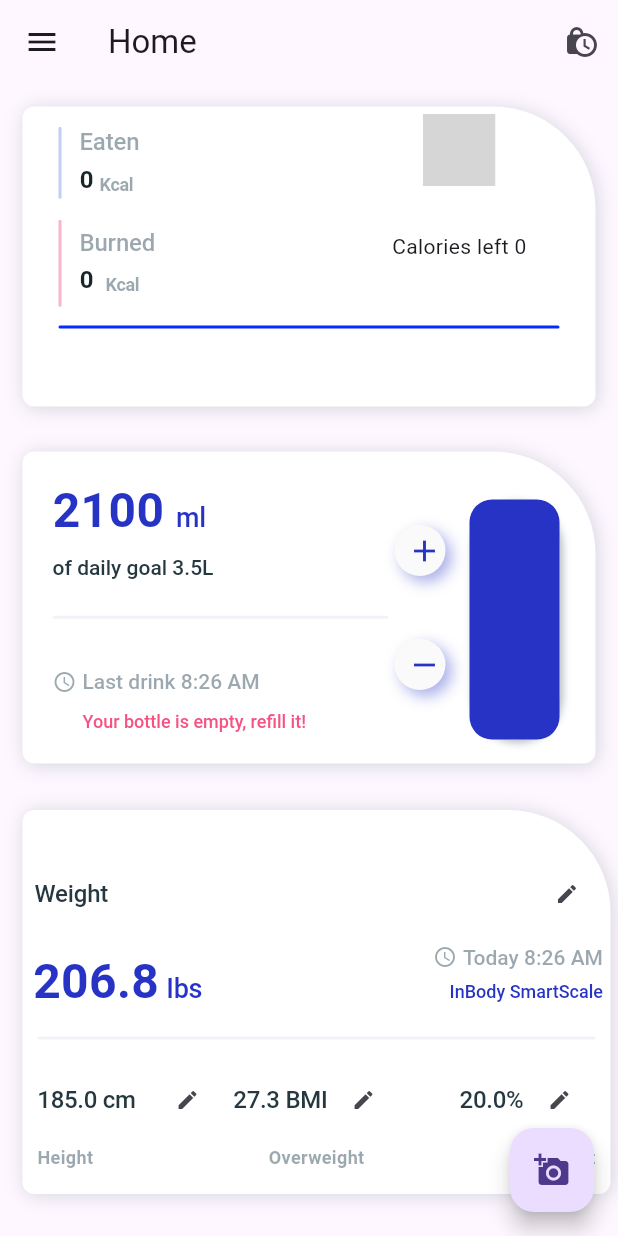
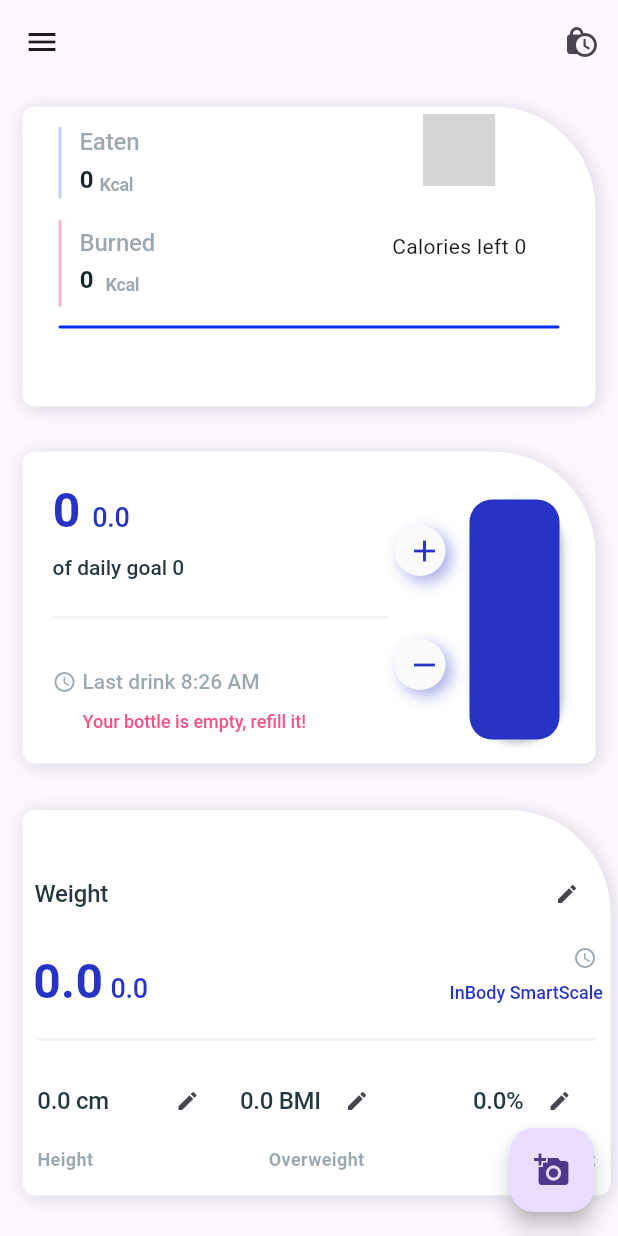
Before and after one commit to VishalVinayRam/Fitness-monitoring-system, a Flutter app: the screen it shows after launch, on a phone screen of 412 x 824 dp. Run offline on Flutter 3.47's test engine with Material 3 defaults, Android fonts, the phone set to English and light mode, and no system bars; our stand-ins replace flutter_local_notifications, image_picker, pedometer, shared_preferences, timezone, video_player; missing offline and left inert: gauge_indicator; statements that could not run were skipped; grey boxes are pictures that could not be loaded.

Commit message:
Make all the things dynamic and working iupdating it around the tree .

```diff
--- a/lib/login_screen.dart
+++ b/lib/login_screen.dart
@@ -91,7 +91,6 @@ GlobalData global = GlobalData();
         actions: [
           IconButton(onPressed:(){ Navigator.push(context,MaterialPageRoute(builder: (context)=>ReminderScreen()));}, icon: Icon(Icons.lock_clock))
         ],
-        title: Text('Home'),
       ),
       drawer: Drawer(
         child: ListView(
@@ -108,7 +107,7 @@ GlobalData global = GlobalData();
             ),
              ListTile(
               leading: Icon(Icons.home),
-              title: Text('Home'),
+              title: Text('Gallery'),
               onTap: () {
                 Navigator.pop(context);
                 Navigator.push(
--- a/lib/models/Userdate.dart
+++ b/lib/models/Userdate.dart
@@ -1,15 +1,19 @@
 import 'package:shared_preferences/shared_preferences.dart';
 
 class GlobalData {
-   String _name = "";
-   double _height = 0.0; // in cm
-   double _weight  = 0.0; // in kg
-   int _calorieGoal=  0; // calories per day
-   int _waterGoal = 0; // ml per day
+  String _name = "";
+  double _height = 0.0; // in cm
+  double _weight = 0.0; // in kg
+  int _calorieGoal = 0; // calories per day
+  int _waterGoal = 0; // ml per day
   String? _photoUrl = ""; // optional photo URL
-  int _number= 0;
-  String _password= '';
+  int _number = 0;
+  String _password = '';
   int _age = 18;
+  double _totalCaloriesConsumed = 0.0;
+  double _bmi = 0.0;
+  double _fat = 0.0;
+  String _lastDate = "";
 
   // Singleton pattern for global state management
   static final GlobalData _singleton = GlobalData._internal();
@@ -28,36 +32,50 @@ class GlobalData {
   int get waterGoal => _waterGoal;
   String? get photoUrl => _photoUrl;
   int get number => _number;
-  String get password => password;
-    int get age => _age;
-
+  String get password => _password;
+  int get age => _age;
+  double get totalCaloriesConsumed => _totalCaloriesConsumed;
+  double  get bmi => _bmi;
+  double get fat => _fat;
+  String get lastDate => _lastDate;
 
   // Setters
   set name(String value) {
     _name = value;
     saveToPrefs('name', value);
   }
-
+   set lastDate(String value) {
+    _lastDate = value;
+    saveToPrefs('lastDate', value);
+  }
   set height(double value) {
     _height = value;
     saveToPrefs('height', value.toString());
   }
-  set number(int value)
-  {
+
+ set bmi(double value) {
+    _bmi = value;
+    saveToPrefs('bmi', value.toString());
+  }
+   set fat(double value) {
+    _fat = value;
+    saveToPrefs('fat', value.toString());
+  }
+  set number(int value) {
     _number = value;
-    saveToPrefs('number', number.toString());
+    saveToPrefs('number', value.toString());
   }
 
-  set age(int value)
-  {
-    _number = value;
-    saveToPrefs('age',value.toString());
+  set age(int value) {
+    _age = value;
+    saveToPrefs('age', value.toString());
   }
-  set password(String value)
-  {
-    password = value;
+
+  set password(String value) {
+    _password = value;
     saveToPrefs('password', value);
   }
+
   set weight(double value) {
     _weight = value;
     saveToPrefs('weight', value.toString());
@@ -78,6 +96,11 @@ class GlobalData {
     saveToPrefs('photoUrl', value ?? '');
   }
 
+  set totalCaloriesConsumed(double value) {
+    _totalCaloriesConsumed = value;
+    saveToPrefs('totalCaloriesConsumed', value.toString());
+  }
+
   // Method to initialize global data from shared preferences
   Future<void> init() async {
     final prefs = await SharedPreferences.getInstance();
@@ -87,10 +110,22 @@ class GlobalData {
     _calorieGoal = prefs.getInt('calorieGoal') ?? 0;
     _waterGoal = prefs.getInt('waterGoal') ?? 0;
     _photoUrl = prefs.getString('photoUrl');
-    _number = prefs.getInt('number')??0;
-    _password = prefs.getString('password')??'';
-        _age = prefs.getInt('age')??0;
+    _number = prefs.getInt('number') ?? 0;
+    _password = prefs.getString('password') ?? '';
+    _age = prefs.getInt('age') ?? 0;
+    _bmi = prefs.getDouble('bmi')??0;
+        _fat = prefs.getDouble('fat')??0;
+        _lastDate = prefs.getString('lastDate')??"";
 
+    _totalCaloriesConsumed = prefs.getDouble('totalCaloriesConsumed') ?? 0.0;
+
+    String? lastResetDate = prefs.getString('lastResetDate');
+    String currentDate = DateTime.now().toIso8601String().split('T')[0];
+
+    if (lastResetDate == null || lastResetDate != currentDate) {
+      _totalCaloriesConsumed = 0.0;
+      await prefs.setString('lastResetDate', currentDate);
+    }
   }
 
   // Private method to save a single value to shared preferences
--- a/lib/models/water.dart
+++ b/lib/models/water.dart
@@ -1,7 +1,10 @@
 import 'package:flutter/foundation.dart';
+import 'package:shared_preferences/shared_preferences.dart';
+import 'package:management/models/Userdate.dart';
 
 class WaterViewModel extends ChangeNotifier {
-  double _totalCaloriesConsumed = 2100;
+  GlobalData data = GlobalData();
+  double _totalWaterConsumed = 0.0;
   String _cardTitle = "Card's Title 1";
   String _subtitle = "Sub title";
   String _lastDrinkTime = "8:26 AM";
@@ -9,7 +12,7 @@ class WaterViewModel extends ChangeNotifier {
   String _units = "ml";
   String _dailyGoal = "3.5L";
 
-  double get totalCaloriesConsumed => _totalCaloriesConsumed;
+  double get totalWaterConsumed => _totalWaterConsumed;
   String get cardTitle => _cardTitle;
   String get subtitle => _subtitle;
   String get lastDrinkTime => _lastDrinkTime;
@@ -17,8 +20,33 @@ class WaterViewModel extends ChangeNotifier {
   String get units => _units;
   String get dailyGoal => _dailyGoal;
 
-  void updateCalories(double value) {
-    _totalCaloriesConsumed += value;
+  WaterViewModel() {
+    _initializeData();
+  }
+
+  Future<void> _initializeData() async {
+    final prefs = await SharedPreferences.getInstance();
+    String? lastResetDate = prefs.getString('lastResetDate');
+    String currentDate = DateTime.now().toIso8601String().split('T')[0];
+
+    if (lastResetDate == null || lastResetDate != currentDate) {
+      _totalWaterConsumed = 0.0;
+      await prefs.setString('lastResetDate', currentDate);
+    } else {
+      _totalWaterConsumed = prefs.getDouble('totalWaterConsumed') ?? 0.0;
+    }
+
+    notifyListeners();
+  }
+
+  void _saveTotalWaterConsumed() async {
+    final prefs = await SharedPreferences.getInstance();
+    await prefs.setDouble('totalWaterConsumed', _totalWaterConsumed);
+  }
+
+  void updateWater(double value) {
+    _totalWaterConsumed += value;
+    _saveTotalWaterConsumed();
     notifyListeners();
   }
 
--- a/lib/widgets/Body_measurement.dart
+++ b/lib/widgets/Body_measurement.dart
@@ -1,4 +1,5 @@
 import 'package:flutter/material.dart';
+import 'package:management/models/Userdate.dart';
 import 'package:management/themes/Fitness.dart';
 
 class BodyMeasurementView extends StatefulWidget {
@@ -9,6 +10,7 @@ class BodyMeasurementView extends StatefulWidget {
 }
 
 class _BodyMeasurementViewState extends State<BodyMeasurementView> {
+  GlobalData data = GlobalData();
   double weight = 206.8;
   String weightUnit = 'Ibs';
   String lastUpdate = 'Today 8:26 AM';
@@ -17,6 +19,7 @@ class _BodyMeasurementViewState extends State<BodyMeasurementView> {
   double bmi = 27.3;
   String bmiStatus = 'Overweight';
   double bodyFat = 20.0;
+  String _lastSave = '${DateTime.now().day}/${DateTime.now().month}';
 
   void _openEditModal(String title, String value, Function(String) onSave) {
     TextEditingController controller = TextEditingController(text: value);
@@ -117,7 +120,7 @@ class _BodyMeasurementViewState extends State<BodyMeasurementView> {
                           Padding(
                             padding: const EdgeInsets.only(left: 2, bottom: 3),
                             child: Text(
-                              weight.toStringAsFixed(1),
+                              data.weight.toString(),
                               textAlign: TextAlign.center,
                               style: TextStyle(
                                 fontFamily: FitnessAppTheme.fontName,
@@ -130,7 +133,7 @@ class _BodyMeasurementViewState extends State<BodyMeasurementView> {
                           Padding(
                             padding: const EdgeInsets.only(left: 5, bottom: 8),
                             child: Text(
-                              weightUnit,
+                              data.totalCaloriesConsumed.toString(),
                               textAlign: TextAlign.center,
                               style: TextStyle(
                                 fontFamily: FitnessAppTheme.fontName,
@@ -158,7 +161,7 @@ class _BodyMeasurementViewState extends State<BodyMeasurementView> {
                               Padding(
                                 padding: const EdgeInsets.only(left: 4.0),
                                 child: Text(
-                                  lastUpdate,
+                                  data.lastDate,
                                   textAlign: TextAlign.center,
                                   style: TextStyle(
                                     fontFamily: FitnessAppTheme.fontName,
@@ -215,7 +218,7 @@ class _BodyMeasurementViewState extends State<BodyMeasurementView> {
                           mainAxisAlignment: MainAxisAlignment.spaceBetween,
                           children: [
                             Text(
-                              height.toStringAsFixed(1) + ' cm',
+                              data.height.toStringAsFixed(1) + ' cm',
                               textAlign: TextAlign.center,
                               style: TextStyle(
                                 fontFamily: FitnessAppTheme.fontName,
@@ -231,6 +234,7 @@ class _BodyMeasurementViewState extends State<BodyMeasurementView> {
                                 _openEditModal('Height', height.toString(), (value) {
                                   setState(() {
                                     height = double.parse(value);
+                                    data.saveToPrefs('height', value);
                                   });
                                 });
                               },
@@ -266,7 +270,7 @@ class _BodyMeasurementViewState extends State<BodyMeasurementView> {
                               mainAxisAlignment: MainAxisAlignment.spaceBetween,
                               children: [
                                 Text(
-                                  bmi.toStringAsFixed(1) + ' BMI',
+                                  data.bmi.toStringAsFixed(1) + ' BMI',
                                   textAlign: TextAlign.center,
                                   style: TextStyle(
                                     fontFamily: FitnessAppTheme.fontName,
@@ -281,7 +285,7 @@ class _BodyMeasurementViewState extends State<BodyMeasurementView> {
                                   onPressed: () {
                                     _openEditModal('BMI', bmi.toString(), (value) {
                                       setState(() {
-                                        bmi = double.parse(value);
+                                        data.saveToPrefs('bmi', value);
                                       });
                                     });
                                   },
@@ -319,7 +323,7 @@ class _BodyMeasurementViewState extends State<BodyMeasurementView> {
                               mainAxisAlignment: MainAxisAlignment.spaceBetween,
                               children: [
                                 Text(
-                                  bodyFat.toStringAsFixed(1) + '%',
+                                  data.fat.toStringAsFixed(1) + '%',
                                   style: TextStyle(
                                     fontFamily: FitnessAppTheme.fontName,
                                     fontWeight: FontWeight.w500,
@@ -333,7 +337,7 @@ class _BodyMeasurementViewState extends State<BodyMeasurementView> {
                                   onPressed: () {
                                     _openEditModal('Body Fat', bodyFat.toString(), (value) {
                                       setState(() {
-                                        bodyFat = double.parse(value);
+                                        data.saveToPrefs('fat', value);
                                       });
                                     });
                                   },
--- a/lib/widgets/Water.dart
+++ b/lib/widgets/Water.dart
@@ -1,4 +1,5 @@
 import 'package:flutter/material.dart';
+import 'package:management/models/Userdate.dart';
 import 'package:management/widgets/Hero_section.dart';
 import 'package:provider/provider.dart';
 import 'package:management/themes/Fitness.dart';
@@ -6,7 +7,7 @@ import '../models/water.dart';
 
 class WaterView extends StatelessWidget {
   WaterView({Key? key}) : super(key: key);
-
+  GlobalData data = GlobalData();
   late DateTime nows;
 
   @override
@@ -50,9 +51,9 @@ class WaterView extends StatelessWidget {
                                 Padding(
                                   padding: EdgeInsets.only(left: 4, bottom: 3),
                                   child: Text(
-                                    model.totalCaloriesConsumed.toStringAsFixed(0),
+                                    model.totalWaterConsumed.toStringAsFixed(0),
                                     textAlign: TextAlign.center,
-                                    style: TextStyle(
+                                    style:const TextStyle(
                                       fontFamily: FitnessAppTheme.fontName,
                                       fontWeight: FontWeight.w600,
                                       fontSize: 32,
@@ -63,9 +64,9 @@ class WaterView extends StatelessWidget {
                                 Padding(
                                   padding: EdgeInsets.only(left: 8, bottom: 8),
                                   child: Text(
-                                    model.units,
+                                    model.totalWaterConsumed.toString(),
                                     textAlign: TextAlign.center,
-                                    style: TextStyle(
+                                    style:const TextStyle(
                                       fontFamily: FitnessAppTheme.fontName,
                                       fontWeight: FontWeight.w500,
                                       fontSize: 18,
@@ -79,9 +80,9 @@ class WaterView extends StatelessWidget {
                             Padding(
                               padding: EdgeInsets.only(left: 4, top: 2, bottom: 14),
                               child: Text(
-                                'of daily goal ${model.dailyGoal}',
+                                'of daily goal ${data.waterGoal}',
                                 textAlign: TextAlign.center,
-                                style: TextStyle(
+                                style:const  TextStyle(
                                   fontFamily: FitnessAppTheme.fontName,
                                   fontWeight: FontWeight.w500,
                                   fontSize: 14,
@@ -96,7 +97,7 @@ class WaterView extends StatelessWidget {
                           padding: EdgeInsets.only(left: 4, right: 4, top: 8, bottom: 16),
                           child: Container(
                             height: 2,
-                            decoration: BoxDecoration(
+                            decoration:const BoxDecoration(
                               color: FitnessAppTheme.background,
                               borderRadius: BorderRadius.all(Radius.circular(4.0)),
                             ),
@@ -196,7 +197,7 @@ class WaterView extends StatelessWidget {
                                 size: 24,
                               ),
                               onPressed: () {
-                                model.updateCalories(100);
+                                model.updateWater(100);
                                 model.updateLastDrinkTime('${(DateTime.now().hour.toInt())%12}:${DateTime.now().minute}   ${DateTime.now().day}/${DateTime.now().month}/${DateTime.now().year}');
                               },
                             ),
@@ -223,7 +224,7 @@ class WaterView extends StatelessWidget {
                                 size: 24,
                               ),
                               onPressed: () {
-                                model.updateCalories(-100);
+                                model.updateWater(-100);
                               },
                             ),
                           ),
```
Also changed, not shown: lib/homescreen.dart (+7 -4 lines).
